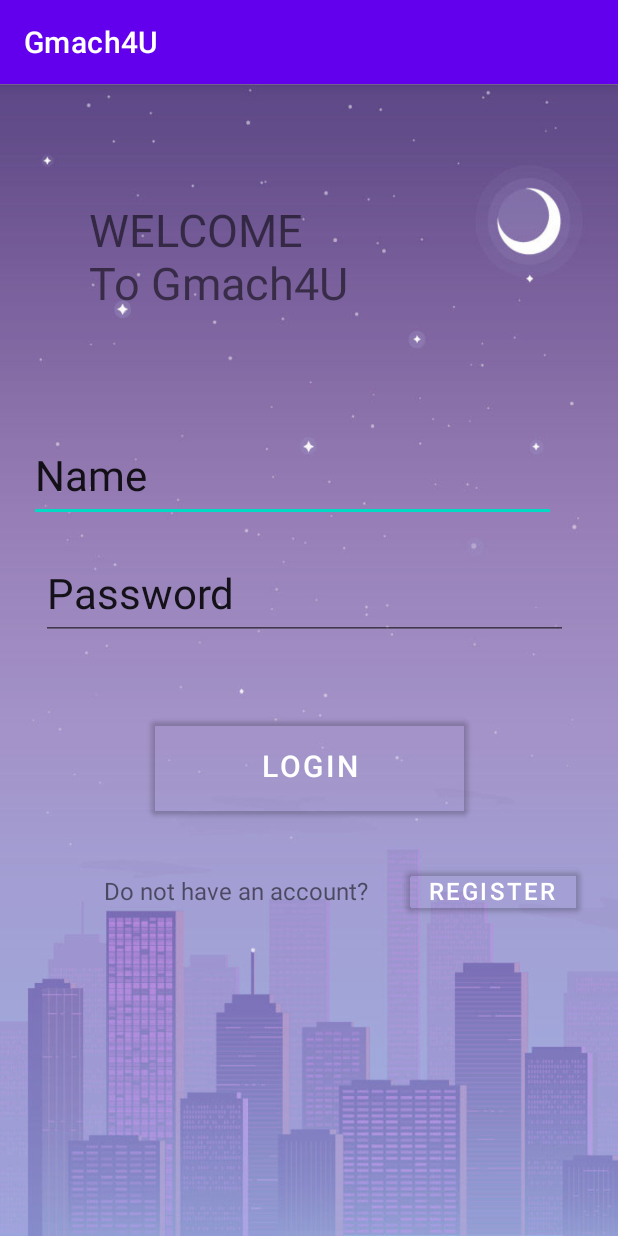
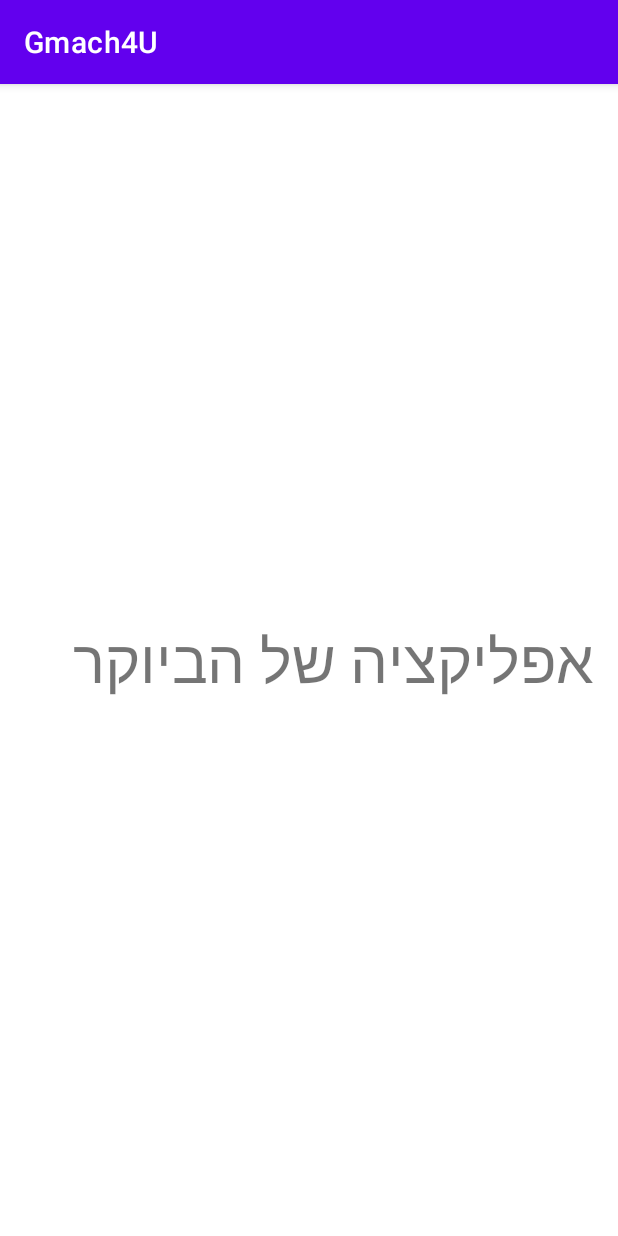
Before and after one commit to gmach-4-u/newGmach4u, an Android app: the screen it shows after launch (MainActivity before the commit, loginActivity after it), after a tap on "LOGIN", on a phone screen of 412 x 824 dp. Run offline under Robolectric (Android 15) with nearby library versions, the phone set to English and light mode, and no system bars; Roboto replaces fonts that are not available here.

Commit message:
fix login and register

```diff
--- a/app/src/main/AndroidManifest.xml
+++ b/app/src/main/AndroidManifest.xml
@@ -9,7 +9,8 @@
         android:roundIcon="@mipmap/ic_launcher_round"
         android:supportsRtl="true"
         android:theme="@style/Theme.Gmach4U">
-        <activity android:name=".loginClient"></activity>
+        <activity android:name=".loginActivity"></activity>
+        <activity android:name=".RegisterActivity" />
         <activity android:name=".MainActivity">
             <intent-filter>
                 <action android:name="android.intent.action.MAIN" />
--- a/app/src/main/java/com/example/gmach4u/MainActivity.java
+++ b/app/src/main/java/com/example/gmach4u/MainActivity.java
@@ -8,32 +8,39 @@ import android.view.View;
 import android.widget.Button;
 
 public class MainActivity extends AppCompatActivity implements View.OnClickListener {
-Button enter;
-Button join;
+Button login;
+Button register;
 
     @Override
     protected void onCreate(Bundle savedInstanceState) {
         super.onCreate(savedInstanceState);
         setContentView(R.layout.activity_main);
 
-        enter=(Button)findViewById(R.id.enter);
+        login=(Button)findViewById(R.id.login);
      //   button2=(Button)findViewById(R.id.button2);
-        join=(Button)findViewById(R.id.register);
+        register=(Button)findViewById(R.id.register);
 //        welcome=(TextView)findViewById(R.id.txtwelcome);
-        enter.setOnClickListener(this);
+        login.setOnClickListener(this);
       //  button2.setOnClickListener(this);
-        join.setOnClickListener(this);
+        register.setOnClickListener(this);
     }
 
     @Override
     public void onClick(View v) {
-        if(join==v){
+        if(login==v){
             openLoginClient();
+        }
+        if(register==v){
+            openRegister();
         }
 
     }
     public void openLoginClient(){
-        Intent intent = new Intent(this,loginClient.class);
+        Intent intent = new Intent(this,loginActivity.class);
+        startActivity(intent);
+    }
+    public void openRegister(){
+        Intent intent = new Intent(this,RegisterActivity.class);
         startActivity(intent);
     }
 }
--- /dev/null
+++ b/app/src/main/java/com/example/gmach4u/loginActivity.java
@@ -0,0 +1,14 @@
+package com.example.gmach4u;
+
+import androidx.appcompat.app.AppCompatActivity;
+
+import android.os.Bundle;
+
+public class loginActivity extends AppCompatActivity {
+
+    @Override
+    protected void onCreate(Bundle savedInstanceState) {
+        super.onCreate(savedInstanceState);
+        setContentView(R.layout.activity_login);
+    }
+}
--- /dev/null
+++ b/app/src/main/res/layout/activity_login.xml
@@ -0,0 +1,20 @@
+<?xml version="1.0" encoding="utf-8"?>
+<androidx.constraintlayout.widget.ConstraintLayout xmlns:android="http://schemas.android.com/apk/res/android"
+    xmlns:app="http://schemas.android.com/apk/res-auto"
+    xmlns:tools="http://schemas.android.com/tools"
+    android:layout_width="match_parent"
+    android:layout_height="match_parent"
+    tools:context=".loginActivity">
+
+    <TextView
+        android:id="@+id/textView4"
+        android:layout_width="wrap_content"
+        android:layout_height="wrap_content"
+        android:text="אפליקציה של הביוקר"
+        android:textSize="40sp"
+        app:layout_constraintBottom_toBottomOf="parent"
+        app:layout_constraintEnd_toEndOf="parent"
+        app:layout_constraintHorizontal_bias="0.753"
+        app:layout_constraintStart_toStartOf="parent"
+        app:layout_constraintTop_toTopOf="parent" />
+</androidx.constraintlayout.widget.ConstraintLayout>
--- a/app/src/main/res/layout/activity_main.xml
+++ b/app/src/main/res/layout/activity_main.xml
@@ -31,7 +31,7 @@
         app:layout_constraintVertical_bias="0.113" />
 
     <Button
-        android:id="@+id/enter"
+        android:id="@+id/login"
         android:layout_width="211dp"
         android:layout_height="75dp"
         android:layout_alignParentStart="true"
```
Also changed, not shown: app/src/main/java/com/example/gmach4u/RegisterActivity.java (added, +14 -0 lines), app/src/main/java/com/example/gmach4u/loginClient.java (deleted, +0 -14 lines), app/src/main/res/layout/activity_login_client.xml (deleted, +0 -20 lines), app/src/main/res/layout/activity_register.xml (added, +19 -0 lines), 38 other files.
